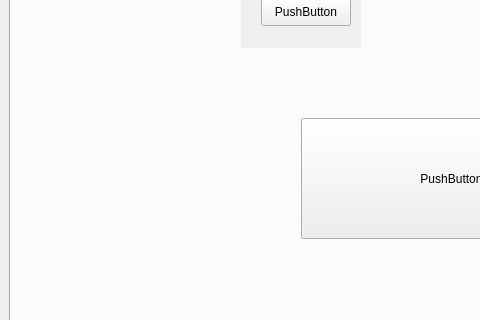
Qt form desktop.ui (Firyst/MyMusicPlayer) before a commit; both pictures show x 0 to 480 and y 157 to 477 of the 800 by 600 pixel window.
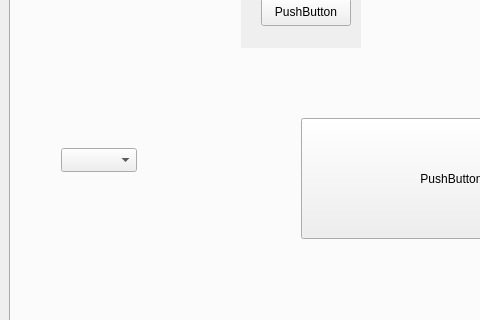
The same form after that commit.

Commit message: Minor scrapper updates. Local database operator V1. Playlist class.

The edit to the form file:
```diff
--- a/desktop.ui
+++ b/desktop.ui
@@ -79,6 +79,16 @@
          <string>TextLabel</string>
         </property>
        </widget>
+       <widget class="QComboBox" name="comboBox">
+        <property name="geometry">
+         <rect>
+          <x>50</x>
+          <y>270</y>
+          <width>76</width>
+          <height>24</height>
+         </rect>
+        </property>
+       </widget>
       </widget>
       <widget class="QWidget" name="tab_search">
        <attribute name="title">
```
Left out of the diff: 2 changed lines with no effect on the pictures. The commit also changes 7 other files.
